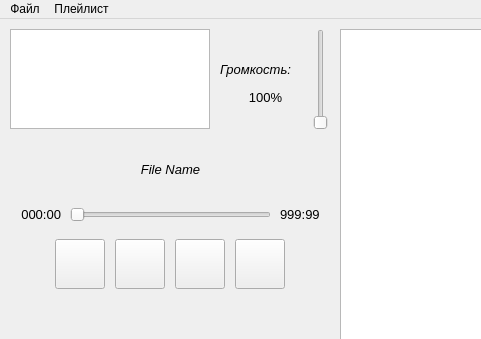
First picture: the form in mainwindow.ui, repository esiole/gui_1h2020-post, before the edit; both pictures show x 0 to 481 and y 0 to 339 of the 670 by 453 pixel window.
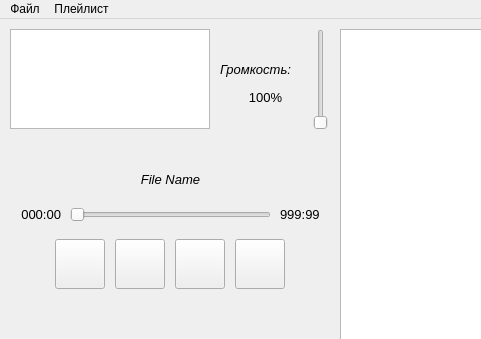
Second picture: the form after the edit. Icons and pictures are not drawn.

Commit message: Мелкие фиксы gui

```diff
--- a/mainwindow.ui
+++ b/mainwindow.ui
@@ -266,9 +266,9 @@
     <property name="geometry">
      <rect>
       <x>10</x>
-      <y>140</y>
+      <y>130</y>
       <width>321</width>
-      <height>20</height>
+      <height>60</height>
      </rect>
     </property>
     <property name="font">
@@ -284,6 +284,9 @@
     <property name="alignment">
      <set>Qt::AlignCenter</set>
     </property>
+    <property name="wordWrap">
+     <bool>true</bool>
+    </property>
    </widget>
    <widget class="QTableView" name="tableView">
     <property name="geometry">
```
Left out of the diff: 5 changed lines with no effect on the pictures.
